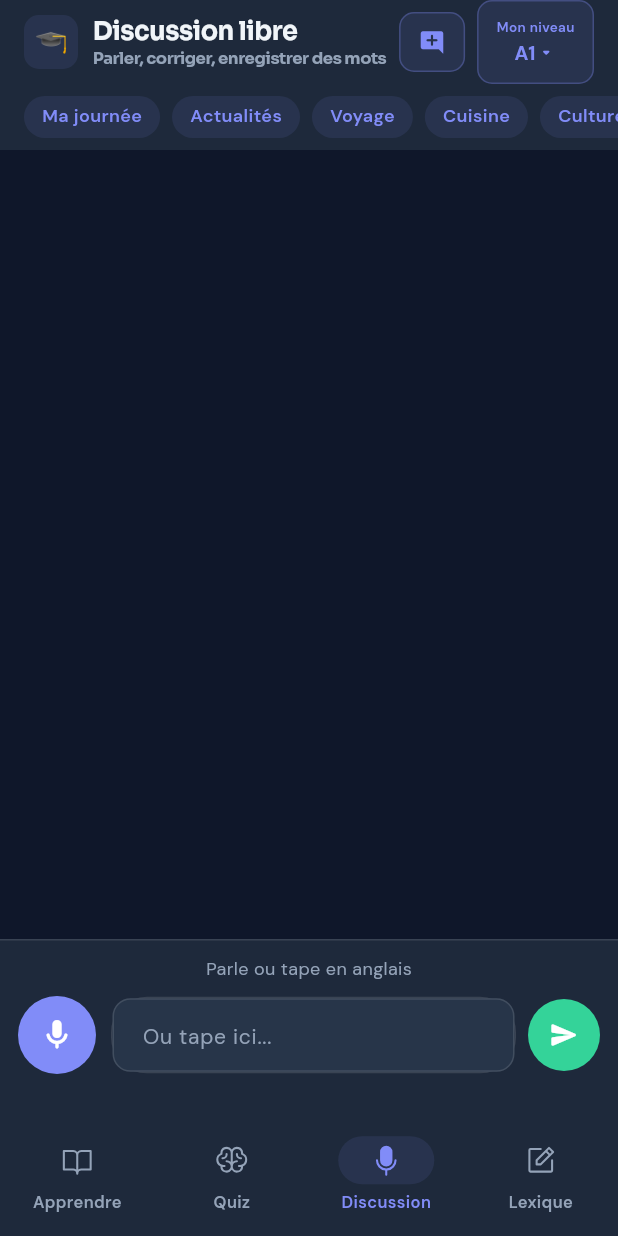
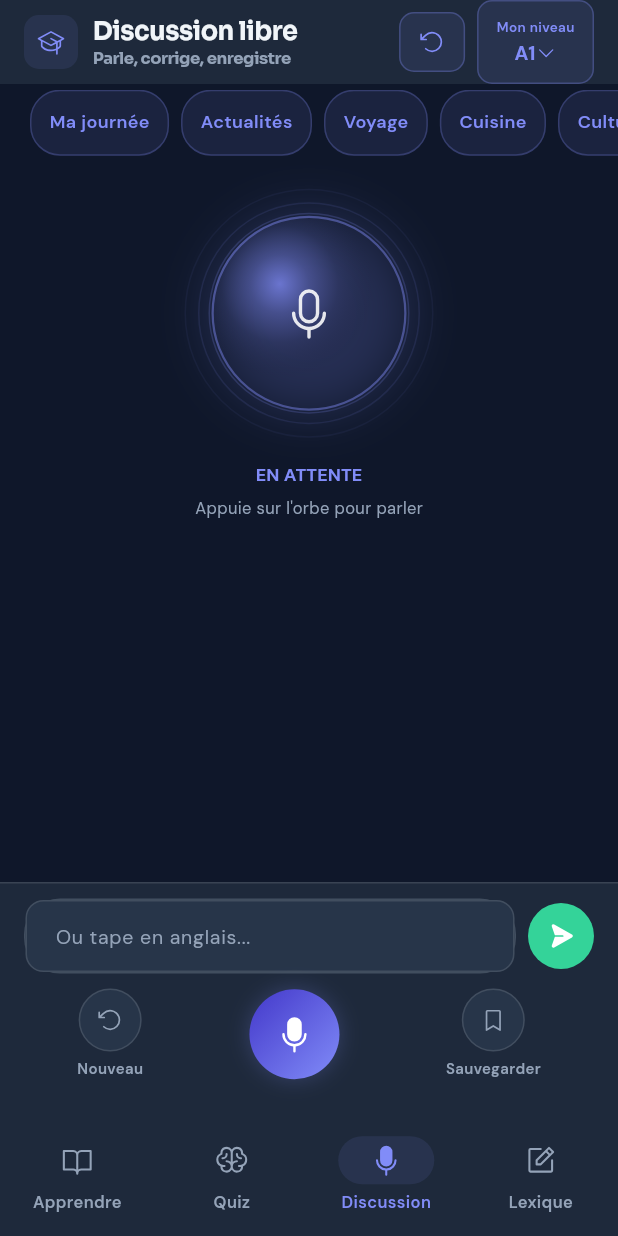
Before and after one commit to Arkheonick/Talkie, a Flutter app: the screen it shows after launch, after a tap on "A1", after a tap on "Commencer", after a tap on "DISCUSSION", on a phone screen of 412 x 824 dp. Run offline on Flutter 3.47's test engine with Material 3 defaults, Android fonts, the phone set to English and light mode, and no system bars; our stand-ins replace flutter_dotenv, flutter_svg, flutter_tts, google_fonts, google_generative_ai, hive_flutter and 2 more; missing offline and left inert: record; accounts and stored records are empty; network calls fail; statements that could not run were skipped.

Commit message:
feat: integrate TalkieOrb as hero in Discussion screen
Co-Authored-By: Claude Sonnet 4.6 <noreply@anthropic.com>

```diff
--- a/lib/features/prof/prof_screen.dart
+++ b/lib/features/prof/prof_screen.dart
@@ -1,5 +1,6 @@
 import 'package:flutter/material.dart';
 import 'package:permission_handler/permission_handler.dart';
+import 'package:phosphor_flutter/phosphor_flutter.dart';
 import '../../app/theme.dart';
 import '../../models/cefr_level.dart';
 import '../../models/notebook_entry.dart';
@@ -10,6 +11,7 @@ import '../../services/notebook_service.dart';
 import '../../services/tts_service.dart';
 import '../../services/user_profile_service.dart';
 import '../../services/vocab_folder_service.dart';
+import '../../widgets/talkie_orb.dart';
 
 // lessonId used for all words saved from the Discussion screen
 const _kDiscussionLessonId = 'discussion';
@@ -40,6 +42,7 @@ class _ProfScreenState extends State<ProfScreen> {
   bool _isTranscribing = false;
   bool _initialized = false;
   DateTime? _recordingStartTime;
+  String? _currentTopic;
 
   static const _topics = [
     'Ma journée',
@@ -118,6 +121,7 @@ class _ProfScreenState extends State<ProfScreen> {
       _messages.clear();
       _isProcessing = false;
       _initialized = false;
+      _currentTopic = null;
     });
     await _startConversation(level);
   }
@@ -128,6 +132,7 @@ class _ProfScreenState extends State<ProfScreen> {
       _messages.clear();
       _isProcessing = false;
       _initialized = false;
+      _currentTopic = null;
     });
     await _startConversation(_profile.effectiveDiscussionLevel);
   }
@@ -238,7 +243,7 @@ class _ProfScreenState extends State<ProfScreen> {
                       ),
                       if (isSelected) ...[
                         const Spacer(),
-                        Icon(Icons.check_rounded,
+                        Icon(PhosphorIcons.check(),
                             color: AppTheme.primary, size: 18),
                       ],
                     ],
@@ -343,7 +348,10 @@ class _ProfScreenState extends State<ProfScreen> {
     setState(() => _isRecording = true);
   }
 
-  void _sendTopic(String topic) => _send('Let\'s talk about: $topic');
+  void _sendTopic(String topic) {
+    setState(() => _currentTopic = topic);
+    _send('Let\'s talk about: $topic');
+  }
 
   Future<void> _saveWord({String word = '', String translation = ''}) async {
     await showModalBottomSheet(
@@ -362,6 +370,28 @@ class _ProfScreenState extends State<ProfScreen> {
         translation: translation,
       ),
     );
+  }
+
+  OrbState get _orbState {
+    if (_isRecording) return OrbState.listening;
+    if (_isTranscribing || _isProcessing) return OrbState.thinking;
+    if (_tts.playingIndex.value != -1) return OrbState.speaking;
+    return OrbState.idle;
+  }
+
+  String get _orbLabel {
+    if (_isRecording) return 'EN ÉCOUTE';
+    if (_isTranscribing) return 'ANALYSE...';
+    if (_isProcessing) return 'RÉFLEXION...';
+    if (_tts.playingIndex.value != -1) return 'PROF PARLE';
+    return 'EN ATTENTE';
+  }
+
+  String get _orbSubLabel {
+    if (_isRecording) return 'Relâche pour envoyer';
+    if (_isProcessing || _isTranscribing) return '';
+    if (_tts.playingIndex.value != -1) return 'Écoute ton professeur';
+    return 'Appuie sur l\'orbe pour parler';
   }
 
   @override
@@ -391,21 +421,19 @@ class _ProfScreenState extends State<ProfScreen> {
                 color: AppTheme.primaryLight,
                 borderRadius: BorderRadius.circular(10),
               ),
-              child: const Center(
-                child: Text('🎓', style: TextStyle(fontSize: 18)),
+              child: Center(
+                child: Icon(PhosphorIcons.graduationCap(), size: 18, color: AppTheme.primary),
               ),
             ),
             const SizedBox(width: 10),
             Column(
               crossAxisAlignment: CrossAxisAlignment.start,
               children: [
-                const Text('Discussion libre',
-                    style:
-                        TextStyle(fontSize: 17, fontWeight: FontWeight.w700)),
-                Text(
-                  'Parler, corriger, enregistrer des mots',
-                  style: TextStyle(fontSize: 11, color: AppTheme.muted),
-                ),
+                const Text('Discussion libre', style: TextStyle(fontSize: 17, fontWeight: FontWeight.w700)),
+                if (_currentTopic != null)
+                  Text(_currentTopic!, style: const TextStyle(fontSize: 11, color: AppTheme.muted))
+                else
+                  const Text('Parle, corrige, enregistre', style: TextStyle(fontSize: 11, color: AppTheme.muted)),
               ],
             ),
           ],
@@ -419,11 +447,9 @@ class _ProfScreenState extends State<ProfScreen> {
               decoration: BoxDecoration(
                 color: AppTheme.primaryLight,
                 borderRadius: BorderRadius.circular(10),
-                border: Border.all(
-                    color: AppTheme.primary.withValues(alpha: 0.3)),
+                border: Border.all(color: AppTheme.primary.withValues(alpha: 0.3)),
               ),
-              child: const Icon(Icons.add_comment_rounded,
-                  color: AppTheme.primary, size: 18),
+              child: Icon(PhosphorIcons.arrowCounterClockwise(), color: AppTheme.primary, size: 18),
             ),
           ),
           GestureDetector(
@@ -434,33 +460,17 @@ class _ProfScreenState extends State<ProfScreen> {
               decoration: BoxDecoration(
                 color: AppTheme.primaryLight,
                 borderRadius: BorderRadius.circular(10),
-                border: Border.all(
-                    color: AppTheme.primary.withValues(alpha: 0.3)),
+                border: Border.all(color: AppTheme.primary.withValues(alpha: 0.3)),
               ),
               child: Column(
                 mainAxisSize: MainAxisSize.min,
                 children: [
-                  const Text(
-                    'Mon niveau',
-                    style: TextStyle(
-                      fontSize: 9,
-                      fontWeight: FontWeight.w600,
-                      color: AppTheme.primary,
-                    ),
-                  ),
+                  const Text('Mon niveau', style: TextStyle(fontSize: 9, fontWeight: FontWeight.w600, color: AppTheme.primary)),
                   Row(
                     mainAxisSize: MainAxisSize.min,
                     children: [
-                      Text(
-                        _profile.effectiveDiscussionLevel.code,
-                        style: const TextStyle(
-                          fontSize: 13,
-                          fontWeight: FontWeight.w800,
-                          color: AppTheme.primary,
-                        ),
-                      ),
-                      const Icon(Icons.arrow_drop_down_rounded,
-                          size: 14, color: AppTheme.primary),
+                      Text(_profile.effectiveDiscussionLevel.code, style: const TextStyle(fontSize: 13, fontWeight: FontWeight.w800, color: AppTheme.primary)),
+                      Icon(PhosphorIcons.caretDown(), size: 14, color: AppTheme.primary),
                     ],
                   ),
                 ],
@@ -469,88 +479,107 @@ class _ProfScreenState extends State<ProfScreen> {
           ),
         ],
       ),
-      body: Column(
+      body: ValueListenableBuilder<int>(
+        valueListenable: _tts.playingIndex,
+        builder: (context, _, __) => Column(
           children: [
-          // Quick topic chips — shown only at the start
-          if (_initialized && _messages.length < 3)
-            Container(
+            Expanded(flex: 5, child: _buildOrbZone()),
+            Expanded(flex: 4, child: _buildTranscript()),
+            _buildControls(),
+          ],
+        ),
+      ),
+    );
+  }
+
+  Widget _buildOrbZone() {
+    return Column(
+      mainAxisAlignment: MainAxisAlignment.center,
+      children: [
+        if (_messages.isEmpty && _initialized) ...[
+          SizedBox(
             height: 44,
-              color: AppTheme.surface,
             child: ListView.separated(
               scrollDirection: Axis.horizontal,
-                padding:
-                    const EdgeInsets.symmetric(horizontal: 16, vertical: 8),
+              padding: const EdgeInsets.symmetric(horizontal: 20),
               itemCount: _topics.length,
               separatorBuilder: (_, __) => const SizedBox(width: 8),
               itemBuilder: (_, i) => GestureDetector(
                 onTap: () => _sendTopic(_topics[i]),
                 child: Container(
-                    padding: const EdgeInsets.symmetric(
-                        horizontal: 12, vertical: 4),
+                  padding: const EdgeInsets.symmetric(horizontal: 12, vertical: 4),
                   decoration: BoxDecoration(
                     color: AppTheme.primaryLight,
                     borderRadius: BorderRadius.circular(20),
+                    border: Border.all(color: AppTheme.primary.withValues(alpha: 0.25)),
                   ),
-                    child: Text(
-                      _topics[i],
-                      style: const TextStyle(
-                        fontSize: 12,
-                        fontWeight: FontWeight.w600,
-                        color: AppTheme.primary,
+                  child: Center(
+                    child: Text(_topics[i], style: const TextStyle(fontSize: 12, fontWeight: FontWeight.w600, color: AppTheme.primary)),
                   ),
                 ),
               ),
             ),
           ),
+          const SizedBox(height: 20),
+        ],
+        TalkieOrb(
+          state: _orbState,
+          size: 130,
+          onTap: (_isProcessing || _isTranscribing) ? null : _toggleRecording,
         ),
-          // Messages
-          Expanded(
-            child: _messages.isEmpty && _isProcessing
-                ? const Center(child: CircularProgressIndicator())
-                : ListView.builder(
+        const SizedBox(height: 14),
+        AnimatedSwitcher(
+          duration: const Duration(milliseconds: 200),
+          child: Text(
+            _orbLabel,
+            key: ValueKey(_orbLabel),
+            style: const TextStyle(fontSize: 12, fontWeight: FontWeight.w700, color: AppTheme.primary, letterSpacing: 0.08),
+          ),
+        ),
+        const SizedBox(height: 4),
+        Text(_orbSubLabel, style: const TextStyle(fontSize: 11, color: AppTheme.muted)),
+      ],
+    );
+  }
+
+  Widget _buildTranscript() {
+    if (_messages.isEmpty && _isProcessing) {
+      return const Center(child: CircularProgressIndicator());
+    }
+    return ListView.builder(
       controller: _scrollController,
-                    padding: const EdgeInsets.all(16),
+      padding: const EdgeInsets.symmetric(horizontal: 16, vertical: 12),
       itemCount: _messages.length + (_isProcessing ? 1 : 0),
       itemBuilder: (_, i) {
-                      if (i == _messages.length) {
-                        return const _TypingIndicator();
-                      }
+        if (i == _messages.length) return const _TypingIndicator();
         final m = _messages[i];
         return _Bubble(
           role: m.role,
           text: m.text,
           msgIndex: i,
           ttsService: m.role == 'assistant' ? _tts : null,
-                        ttsText: m.role == 'assistant'
-                            ? _stripVocabForTts(m.text)
-                            : '',
-                        onSaveWord:
-                            m.role == 'assistant' ? _saveWord : null,
+          ttsText: m.role == 'assistant' ? _stripVocabForTts(m.text) : '',
+          onSaveWord: m.role == 'assistant' ? _saveWord : null,
         );
       },
-                  ),
-          ),
-          _buildInputBar(),
-        ],
-      ),
     );
   }
 
-  Widget _buildInputBar() {
+  Widget _buildControls() {
     final disabled = _isProcessing || _isTranscribing;
     final String hint;
     if (_isRecording) {
-      hint = '🔴 Enregistrement...';
+      hint = 'Enregistrement...';
     } else if (_isTranscribing) {
       hint = 'Transcription...';
     } else if (_isProcessing) {
       hint = 'Alex réfléchit...';
     } else {
-      hint = 'Parle ou tape en anglais';
+      hint = 'Ou tape en anglais...';
     }
 
     return Container(
-      padding: const EdgeInsets.fromLTRB(12, 10, 12, 28),
+      padding: const EdgeInsets.fromLTRB(16, 10, 16, 24),
       decoration: const BoxDecoration(
         color: AppTheme.surface,
         border: Border(top: BorderSide(color: AppTheme.border)),
@@ -558,66 +587,16 @@ class _ProfScreenState extends State<ProfScreen> {
       child: Column(
         mainAxisSize: MainAxisSize.min,
         children: [
+          // Text input row
+          if (!_isRecording)
             Padding(
-            padding: const EdgeInsets.only(bottom: 8),
-            child: Text(
-              hint,
-              style: TextStyle(
-                fontSize: 12,
-                color: _isRecording
-                    ? const Color(0xFFEF4444)
-                    : AppTheme.muted,
-                fontWeight:
-                    _isRecording ? FontWeight.w600 : FontWeight.normal,
-              ),
-            ),
-          ),
-          Row(
+              padding: const EdgeInsets.only(bottom: 10),
+              child: Row(
                 children: [
-              GestureDetector(
-                onTap: _toggleRecording,
-                child: AnimatedContainer(
-                  duration: const Duration(milliseconds: 200),
-                  width: 52,
-                  height: 52,
-                  decoration: BoxDecoration(
-                    shape: BoxShape.circle,
-                    color: _isRecording
-                        ? const Color(0xFFEF4444)
-                        : disabled
-                            ? AppTheme.border
-                            : AppTheme.primary,
-                    boxShadow: _isRecording
-                        ? [
-                            BoxShadow(
-                              color: const Color(0xFFEF4444)
-                                  .withValues(alpha: 0.4),
-                              blurRadius: 14,
-                              spreadRadius: 3,
-                            )
-                          ]
-                        : [],
-                  ),
-                  child: _isTranscribing
-                      ? const Padding(
-                          padding: EdgeInsets.all(14),
-                          child: CircularProgressIndicator(
-                              color: Colors.white, strokeWidth: 2),
-                        )
-                      : Icon(
-                          _isRecording
-                              ? Icons.stop_rounded
-                              : Icons.mic_rounded,
-                          color: Colors.white,
-                          size: 24,
-                        ),
-                ),
-              ),
-              const SizedBox(width: 10),
                   Expanded(
                     child: Container(
                       decoration: BoxDecoration(
-                    color: AppTheme.surface,
+                        color: AppTheme.surfaceHigh,
                         borderRadius: BorderRadius.circular(24),
                         border: Border.all(color: AppTheme.border),
                       ),
@@ -626,19 +605,21 @@ class _ProfScreenState extends State<ProfScreen> {
                         child: TextField(
                           controller: _textController,
                           focusNode: _focusNode,
-                      enabled: !disabled && !_isRecording,
-                      decoration: const InputDecoration(
-                        hintText: 'Ou tape ici...',
-                        hintStyle:
-                            TextStyle(color: AppTheme.muted, fontSize: 14),
+                          enabled: !disabled,
+                          decoration: InputDecoration(
+                            hintText: hint,
+                            hintStyle: TextStyle(
+                              color: _isTranscribing || _isProcessing ? AppTheme.primary : AppTheme.muted,
+                              fontSize: 13,
+                            ),
                             border: InputBorder.none,
-                        contentPadding: EdgeInsets.symmetric(
-                            horizontal: 16, vertical: 12),
+                            contentPadding: const EdgeInsets.symmetric(horizontal: 16, vertical: 11),
                           ),
                           textInputAction: TextInputAction.send,
                           onSubmitted: _send,
-                      maxLines: 3,
+                          maxLines: 2,
                           minLines: 1,
+                          style: const TextStyle(fontSize: 14),
                         ),
                       ),
                     ),
@@ -648,18 +629,107 @@ class _ProfScreenState extends State<ProfScreen> {
                     onTap: disabled ? null : () => _send(_textController.text),
                     child: AnimatedContainer(
                       duration: const Duration(milliseconds: 200),
-                  width: 48,
-                  height: 48,
+                      width: 44,
+                      height: 44,
                       decoration: BoxDecoration(
                         shape: BoxShape.circle,
                         color: disabled ? AppTheme.border : AppTheme.accent,
                       ),
-                  child: const Icon(Icons.send_rounded,
-                      color: Colors.white, size: 20),
+                      child: Icon(PhosphorIcons.paperPlaneRight(PhosphorIconsStyle.fill), color: Colors.white, size: 18),
                     ),
                   ),
                 ],
               ),
+            ),
+          // Main action row
+          Row(
+            mainAxisAlignment: MainAxisAlignment.spaceAround,
+            children: [
+              _ControlBtn(
+                icon: PhosphorIcons.arrowCounterClockwise(),
+                label: 'Nouveau',
+                onTap: _newDiscussion,
+              ),
+              GestureDetector(
+                onTap: (disabled) ? null : _toggleRecording,
+                child: AnimatedContainer(
+                  duration: const Duration(milliseconds: 180),
+                  width: 60,
+                  height: 60,
+                  decoration: BoxDecoration(
+                    shape: BoxShape.circle,
+                    gradient: LinearGradient(
+                      colors: _isRecording
+                          ? [const Color(0xFF7C3AED), const Color(0xFFA855F7)]
+                          : disabled
+                              ? [AppTheme.border, AppTheme.border]
+                              : [const Color(0xFF4338CA), AppTheme.primary],
+                      begin: Alignment.topLeft,
+                      end: Alignment.bottomRight,
+                    ),
+                    boxShadow: [
+                      BoxShadow(
+                        color: AppTheme.primary.withValues(alpha: _isRecording ? 0.45 : 0.25),
+                        blurRadius: _isRecording ? 20 : 12,
+                        spreadRadius: _isRecording ? 2 : 0,
+                      ),
+                    ],
+                  ),
+                  child: _isTranscribing
+                      ? const Padding(
+                          padding: EdgeInsets.all(14),
+                          child: CircularProgressIndicator(color: Colors.white, strokeWidth: 2.5),
+                        )
+                      : Icon(
+                          _isRecording
+                              ? PhosphorIcons.stop(PhosphorIconsStyle.fill)
+                              : PhosphorIcons.microphone(PhosphorIconsStyle.fill),
+                          color: Colors.white,
+                          size: 26,
+                        ),
+                ),
+              ),
+              _ControlBtn(
+                icon: PhosphorIcons.bookmarkSimple(),
+                label: 'Sauvegarder',
+                onTap: _saveWord,
+              ),
+            ],
+          ),
+        ],
+      ),
+    );
+  }
+}
+
+// ── Control button widget ──────────────────────────────────────────────────────
+
+class _ControlBtn extends StatelessWidget {
+  final IconData icon;
+  final String label;
+  final VoidCallback onTap;
+
+  const _ControlBtn({required this.icon, required this.label, required this.onTap});
+
+  @override
+  Widget build(BuildContext context) {
+    return GestureDetector(
+      onTap: onTap,
+      child: Column(
+        mainAxisSize: MainAxisSize.min,
+        children: [
+          Container(
+            width: 42,
+            height: 42,
+            decoration: BoxDecoration(
+              color: AppTheme.surfaceHigh,
+              shape: BoxShape.circle,
+              border: Border.all(color: AppTheme.border),
+            ),
+            child: Icon(icon, color: AppTheme.muted, size: 18),
+          ),
+          const SizedBox(height: 4),
+          Text(label, style: const TextStyle(fontSize: 10, color: AppTheme.muted, fontWeight: FontWeight.w600)),
         ],
       ),
     );
@@ -830,8 +900,8 @@ class _Bubble extends StatelessWidget {
                   ),
                   child: Icon(
                     isPlaying
-                        ? Icons.pause_rounded
-                        : Icons.play_arrow_rounded,
+                        ? PhosphorIcons.pause(PhosphorIconsStyle.fill)
+                        : PhosphorIcons.play(PhosphorIconsStyle.fill),
                     size: 16,
                     color: isPlaying ? Colors.white : AppTheme.primary,
                   ),
@@ -906,7 +976,7 @@ class _Bubble extends StatelessWidget {
                 padding: const EdgeInsets.fromLTRB(12, 8, 12, 4),
                 child: Row(
                   children: [
-                    const Icon(Icons.menu_book_rounded,
+                    Icon(PhosphorIcons.bookOpen(),
                         size: 13, color: AppTheme.primary),
                     const SizedBox(width: 6),
                     const Text(
@@ -1014,9 +1084,9 @@ class _VocabRow extends StatelessWidget {
             if (onSave != null)
               GestureDetector(
                 onTap: onSave,
-                child: const Padding(
-                  padding: EdgeInsets.only(left: 8, top: 2),
-                  child: Icon(Icons.bookmark_add_outlined,
+                child: Padding(
+                  padding: const EdgeInsets.only(left: 8, top: 2),
+                  child: Icon(PhosphorIcons.bookmarkSimple(),
                       size: 18, color: AppTheme.primary),
                 ),
               ),
@@ -1117,7 +1187,7 @@ class _SaveWordSheet extends StatelessWidget {
             children: [
               Expanded(
                 child: _pickerBtn(
-                  icon: Icons.bookmark_rounded,
+                  icon: PhosphorIcons.bookmarkSimple(PhosphorIconsStyle.fill),
                   label: 'Sans dossier',
                   accent: false,
                   onTap: () => _save(context, null),
@@ -1126,7 +1196,7 @@ class _SaveWordSheet extends StatelessWidget {
               const SizedBox(width: 10),
               Expanded(
                 child: _pickerBtn(
-                  icon: Icons.create_new_folder_rounded,
+                  icon: PhosphorIcons.folderPlus(),
                   label: '+ Nouveau dossier',
                   accent: true,
                   onTap: () => _createFolderAndSave(context),
```
Lines whose indentation alone changed are shown as unchanged.
